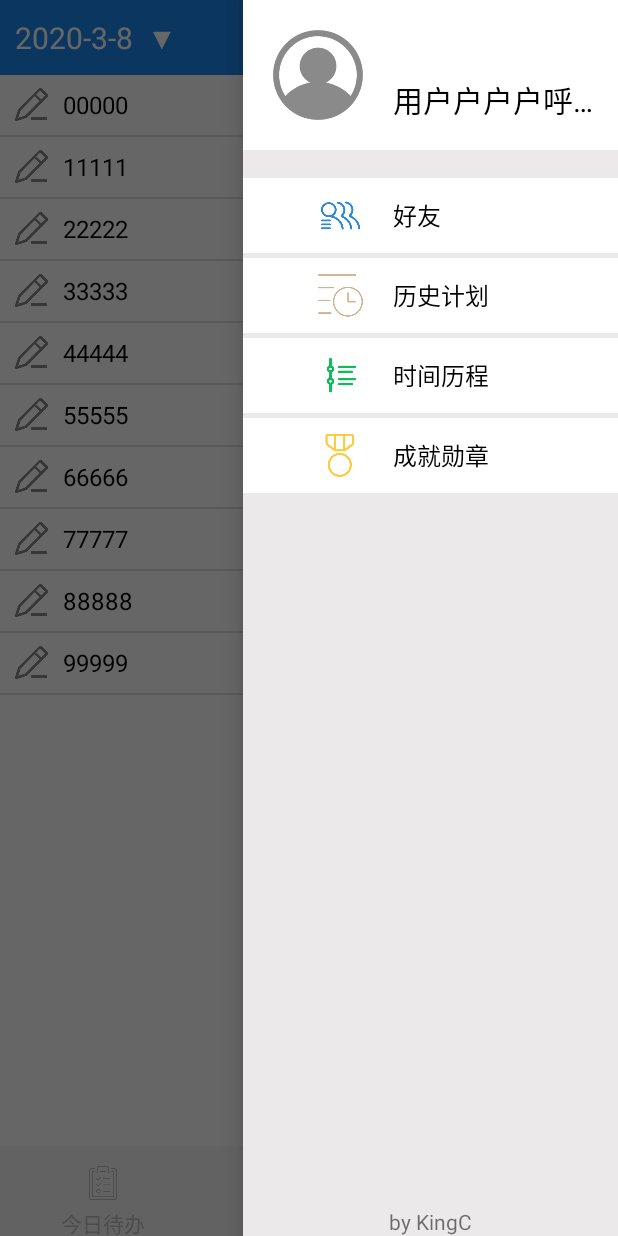
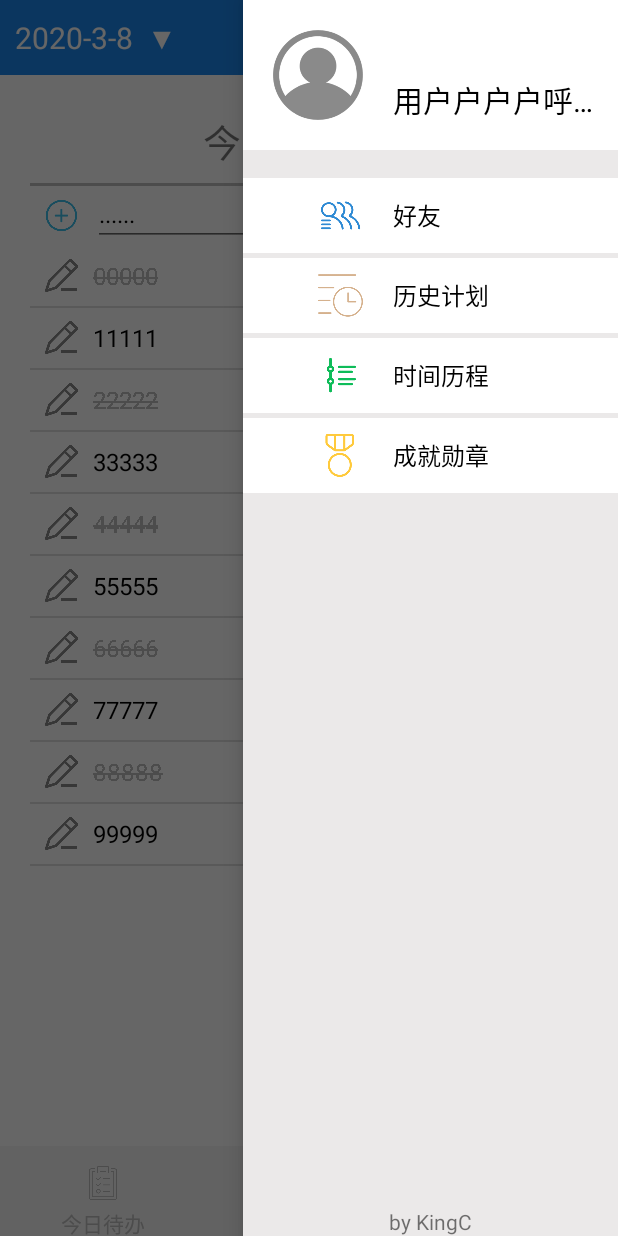
Before and after one commit to kinglc/GraduationProject, an Android app: the fragment TodoFragment placed in its activity, with the side drawer open, on a phone screen of 412 x 824 dp. Run offline under Robolectric (Android 15) with nearby library versions, the phone set to English and light mode, and no system bars.

Commit message:
todo完成

```diff
--- a/TimeBlock/app/src/main/java/com/king/block/ContentActivity.java
+++ b/TimeBlock/app/src/main/java/com/king/block/ContentActivity.java
@@ -124,6 +124,8 @@ public class ContentActivity extends AppCompatActivity implements View.OnClickLi
                         date.setText(year + "-" + month + "-" + dayOfMonth + "  ▼");
                     }
                 }, year, month, day).show();   //  弹出日历对话框时，默认显示 年，月，日
+                //未完成-通过日期获取数据
+//                getData();
             }
         });
 
--- a/TimeBlock/app/src/main/java/com/king/block/MainActivity.java
+++ b/TimeBlock/app/src/main/java/com/king/block/MainActivity.java
@@ -26,6 +26,7 @@ public class MainActivity extends AppCompatActivity {
             @Override
             public void onClick(View v) {
                 Intent it = new Intent(MainActivity.this, ContentActivity.class);
+                //未完成-登录
 //                it.putExtra("name","xiazdong");///////////////////////////////////////////////////////////////
 //                it.putExtra("age",20);
                 startActivity(it);
--- a/TimeBlock/app/src/main/java/com/king/block/content/TodoAdapter.java
+++ b/TimeBlock/app/src/main/java/com/king/block/content/TodoAdapter.java
@@ -26,6 +26,7 @@ public class TodoAdapter extends ArrayAdapter<Todo>{
     private int resourceId;
     public int now_index=-1;
     private int newResourceId;
+    private int lastEdit=-1;
     private ListView mListView;
 
 
@@ -34,80 +35,52 @@ public class TodoAdapter extends ArrayAdapter<Todo>{
         newResourceId = resourceId;
     }
 
-    Todo todo;
-    View view;
-    ViewHolder viewHolder;
+    private Todo todo;
+    private ViewHolder viewHolder;
 
     @Override
-    public View getView(final int position, View convertView, ViewGroup parent){
-        todo = (Todo) getItem(position);
-        if(convertView==null){
-            view = LayoutInflater.from(getContext()).inflate(newResourceId, parent, false);
+    public View getView(final int position, View convertView, ViewGroup parent) {
+        todo = (Todo)getItem(position);
+        viewHolder = null;
+        if(convertView == null){
+            convertView = LayoutInflater.from(getContext()).inflate(R.layout.item_todo, parent, false);
             viewHolder = new ViewHolder();
-            initHolder(view,viewHolder);
-//            viewHolder.todo_edit = (ImageView)view.findViewById(R.id.todo_edit);
-//            viewHolder.todo_title = (TextView) view.findViewById(R.id.todo_title);
-//            viewHolder.todo_checked = (CheckBox) view.findViewById(R.id.todo_checked);
-//            viewHolder.todo_input = (EditText) view.findViewById(R.id.todo_input);
-//            viewHolder.todo_update = (ImageView)view.findViewById(R.id.todo_update);
+            initHolder(convertView,viewHolder);
             viewHolder.todo_edit.setOnClickListener(new View.OnClickListener() {
                 @Override
                 public void onClick(View v) {
-                    turnInEdit(position);
+                    if(lastEdit>-1){
+                        turnOutEdit();
+                    }
+                    if(!viewHolder.todo_checked.isChecked()) {
+                        turnInEdit(position);
+                        lastEdit = position;
+                    }
                 }
             });
-//            viewHolder.todo_checked.setOnCheckedChangeListener(new CompoundButton.OnCheckedChangeListener() {
-//                @Override
-//                public void onCheckedChanged(CompoundButton buttonView, boolean isChecked) {
-//                    changeStyle();
-//                    if (buttonView.isChecked()) {
-//                        buttonView.setPaintFlags(viewHolder.todo_title.getPaintFlags() & (~Paint.STRIKE_THRU_TEXT_FLAG));
-//                        buttonView.setTextColor(Color.parseColor("#000000"));
-//                    } else {
-//                        buttonView.getPaint().setFlags(Paint.STRIKE_THRU_TEXT_FLAG);
-//                        buttonView.setTextColor(Color.parseColor("#bfbfbf"));
-//                    }
-//                    notifyDataSetChanged();
-//                }
-//            });
+            viewHolder.todo_save.setOnClickListener(new View.OnClickListener() {
+                @Override
+                public void onClick(View v) {
+                    turnOutEdit();
+                    //未完成-更新数据
+//                    updateTodo(position);
+                }
+            });
+            viewHolder.todo_checked.setOnClickListener(new View.OnClickListener(){
+                @Override
+                public void onClick(View v) {
+                    if(viewHolder.todo_checked.isChecked()){
+                        Toast.makeText(getContext(),"checked",Toast.LENGTH_SHORT).show();
+                    }else{
+
+                        Toast.makeText(getContext(),"not checked",Toast.LENGTH_SHORT).show();
+                    }
+                }
+            });
+            convertView.setTag(viewHolder);
         }else{
-            view = convertView;
-            viewHolder = (ViewHolder) view.getTag();
+            viewHolder = (ViewHolder) convertView.getTag();
         }
-//        if(now_index==position){
-//            Toast.makeText(getContext(),now_index+"",Toast.LENGTH_SHORT);
-
-//            }
-
-
-        viewHolder.todo_title.setText(todo.getTitle());
-        viewHolder.todo_checked.setChecked(todo.isChecked());
-        return view;
-    }
-    private void turnInEdit(int position){
-        View view = mListView.getChildAt(position - mListView.getFirstVisiblePosition());
-        ViewHolder holder = (ViewHolder) view.getTag();
-        initHolder(view,holder);
-        holder.todo_edit.setVisibility(View.INVISIBLE);
-        holder.todo_title.setVisibility(View.GONE);
-        holder.todo_checked.setVisibility(View.GONE);
-        holder.todo_input.setVisibility(View.VISIBLE);
-        holder.todo_update.setVisibility(View.VISIBLE);
-    }
-    private void turnOutEdit(){
-
-    }
-
-    private void initHolder(View v, ViewHolder vh){
-        vh.todo_edit = (ImageView)v.findViewById(R.id.todo_edit);
-        vh.todo_title = (TextView) v.findViewById(R.id.todo_title);
-        vh.todo_checked = (CheckBox) v.findViewById(R.id.todo_checked);
-        vh.todo_input = (EditText) v.findViewById(R.id.todo_input);
-        vh.todo_update = (ImageView)v.findViewById(R.id.todo_update);
-    }
-
-    private void changeStyle(){
-        Toast.makeText(getContext(),viewHolder.todo_title.toString(),Toast.LENGTH_SHORT).show();
         if(todo.isChecked()){
             viewHolder.todo_title.getPaint().setFlags(Paint.STRIKE_THRU_TEXT_FLAG);
             viewHolder.todo_title.setTextColor(Color.parseColor("#bfbfbf"));
@@ -115,16 +88,57 @@ public class TodoAdapter extends ArrayAdapter<Todo>{
             viewHolder.todo_title.setPaintFlags(viewHolder.todo_title.getPaintFlags() & (~Paint.STRIKE_THRU_TEXT_FLAG));
             viewHolder.todo_title.setTextColor(Color.parseColor("#000000"));
         }
+        viewHolder.todo_title.setText(todo.getTitle());
+        viewHolder.todo_checked.setChecked(todo.isChecked());
+        return convertView;
     }
 
-    public void update(int position, ListView lv) {
-        int firstVisiblePosition = lv.getFirstVisiblePosition();
-        //获取对应item的View对象
-        View view = lv.getChildAt(position - firstVisiblePosition);
+    private void turnInEdit(int position){
+        View view = mListView.getChildAt(position - mListView.getFirstVisiblePosition());
         ViewHolder holder = (ViewHolder) view.getTag();
-        holder.todo_title = (TextView) view.findViewById(R.id.todo_title);
-        holder.todo_checked = (CheckBox) view.findViewById(R.id.todo_checked);
+        initHolder(view,holder);
+        holder.todo_input.setText(holder.todo_title.getText());
+        holder.todo_edit.setVisibility(View.INVISIBLE);
+        holder.todo_title.setVisibility(View.GONE);
+        holder.todo_checked.setVisibility(View.GONE);
+        holder.todo_input.setVisibility(View.VISIBLE);
+        holder.todo_save.setVisibility(View.VISIBLE);
     }
+
+    public void turnOutEdit(){
+        View view = mListView.getChildAt(lastEdit - mListView.getFirstVisiblePosition());
+        ViewHolder holder = (ViewHolder) view.getTag();
+        initHolder(view,holder);
+        holder.todo_title.setText(holder.todo_input.getText());
+//        updateView(view,lastEdit,holder.todo_title.getText().toString(),holder.todo_checked.isChecked());
+//        todo.setTitle(holder.todo_title.getText().toString());
+        holder.todo_edit.setVisibility(View.VISIBLE);
+        holder.todo_title.setVisibility(View.VISIBLE);
+        holder.todo_checked.setVisibility(View.VISIBLE);
+        holder.todo_input.setVisibility(View.GONE);
+        holder.todo_save.setVisibility(View.GONE);
+        lastEdit=-1;
+    }
+
+
+    private void initHolder(View v, ViewHolder vh){
+        vh.todo_edit = (ImageView)v.findViewById(R.id.todo_edit);
+        vh.todo_title = (TextView) v.findViewById(R.id.todo_title);
+        vh.todo_checked = (CheckBox) v.findViewById(R.id.todo_checked);
+        vh.todo_input = (EditText) v.findViewById(R.id.todo_input);
+        vh.todo_save = (ImageView)v.findViewById(R.id.todo_save);
+    }
+
+//    public void updateView(View view, int itemIndex,String title,boolean checked) {
+//        if (view == null) {
+//            return;
+//        }
+//        //从view中取得holder
+//        ViewHolder holder = (ViewHolder) view.getTag();
+//        initHolder(view,holder);
+//        holder.todo_title.setText(title);
+//        holder.todo_checked.setChecked(checked);
+//    }
 
     public ListView getListView() {
         return mListView;
@@ -139,6 +153,6 @@ public class TodoAdapter extends ArrayAdapter<Todo>{
         TextView todo_title;
         CheckBox todo_checked;
         EditText todo_input;
-        ImageView todo_update;
+        ImageView todo_save;
     }
 }
--- a/TimeBlock/app/src/main/java/com/king/block/content/TodoFragment.java
+++ b/TimeBlock/app/src/main/java/com/king/block/content/TodoFragment.java
@@ -12,7 +12,9 @@ import android.view.View;
 import android.view.ViewGroup;
 import android.widget.AdapterView;
 import android.widget.Button;
+import android.widget.ImageView;
 import android.widget.ListView;
+import android.widget.TextView;
 import android.widget.Toast;
 
 import androidx.annotation.Nullable;
@@ -34,13 +36,14 @@ public class TodoFragment extends Fragment {
 
         initData();
         initLv();
-
+        initEvent();
 
 
         return view;
     }
 
     private void initData(){
+        //未完成 获取数据
         for(int i=0;i<10;i++) {
             Todo todo = new Todo(i,i+""+i+i+i+i, i%2==0);
             todo_list.add(todo);
@@ -52,18 +55,6 @@ public class TodoFragment extends Fragment {
         todo_lv =(ListView) view.findViewById(R.id.todo_lv);
         todo_lv.setAdapter(todoAdapter);
         todoAdapter.setListView(todo_lv);
-//        todo_lv.setOnItemSelectedListener(new AdapterView.OnItemSelectedListener() {
-//            @Override
-//            public void onItemSelected(AdapterView<?> parent, View view, int position, long id) {
-//                Toast.makeText(getContext(),position+"",Toast.LENGTH_SHORT).show();
-//            }
-//
-//            @Override
-//            public void onNothingSelected(AdapterView<?> parent) {
-//                Toast.makeText(getContext(),"nothing",Toast.LENGTH_SHORT).show();
-//
-//            }
-//        });
         todo_lv.setOnItemClickListener(new AdapterView.OnItemClickListener() {
             @Override
             public void onItemClick(AdapterView<?> parent, View view, final int position, long id) {
@@ -75,8 +66,11 @@ public class TodoFragment extends Fragment {
                             public void onClick(DialogInterface dialog, int which) {
                                 int del_id = todo_list.get(position).getId();
                                 todo_list.remove(position);
+//                                todoAdapter.setListView(todo_lv);
+                                todoAdapter.turnOutEdit();
                                 todoAdapter = new TodoAdapter(getActivity(), R.layout.item_todo, todo_list);
                                 todo_lv.setAdapter(todoAdapter);
+//                               未完成-删除数据库
 //                                int delete = DataSupport.deleteAll(Ddl.class, "task = ? and content = ?", del1, del2);
                             }
                         })
@@ -92,6 +86,38 @@ public class TodoFragment extends Fragment {
             }
         });
     }
+
+
+    private void initEvent(){
+        ImageView repeat = (ImageView)view.findViewById(R.id.todo_repeat);
+        ImageView share = (ImageView)view.findViewById(R.id.todo_share);
+        ImageView insert = (ImageView)view.findViewById(R.id.todo_insert);
+
+
+        repeat.setOnClickListener(new View.OnClickListener() {
+            @Override
+            public void onClick(View v) {
+
+//  未完成-重复当日
+            }
+        });
+
+        share.setOnClickListener(new View.OnClickListener() {
+            @Override
+            public void onClick(View v) {
+
+//  未完成-图片形式分享
+            }
+        });
+
+        insert.setOnClickListener(new View.OnClickListener() {
+            @Override
+            public void onClick(View v) {
+                TextView title = (TextView)view.findViewById(R.id.todo_addinput);
+//  未完成-提交数据
+            }
+        });
+    }
     public void Load() {
         //title.setText("当前时间：\n" + new SimpleDateFormat("yyyy-MM-dd HH:mm:ss").format(new Date()));
 
--- a/TimeBlock/app/src/main/res/layout/fragment_todo.xml
+++ b/TimeBlock/app/src/main/res/layout/fragment_todo.xml
@@ -5,10 +5,75 @@
     android:layout_height="match_parent"
     tools:context=".content.TodoFragment">
 
-    <!-- TODO: Update blank fragment layout -->
-    <ListView
+    <LinearLayout
         android:layout_width="match_parent"
         android:layout_height="match_parent"
-        android:id="@+id/todo_lv"/>
-
+        android:layout_margin="20dp"
+        android:orientation="vertical"
+        android:background="#ffffff">
+    <!-- TODO: Update blank fragment layout -->
+        <LinearLayout
+            android:layout_width="match_parent"
+            android:layout_height="50dp"
+            android:layout_marginBottom="2dp">
+            <TextView
+                android:layout_width="0dp"
+                android:layout_height="50dp"
+                android:layout_weight="1"
+                android:text="今日待办"
+                android:gravity="center"
+                android:paddingBottom="2dp"
+                android:textSize="25dp"/>
+            <ImageView
+                android:layout_width="20dp"
+                android:layout_height="20dp"
+                android:layout_gravity="bottom"
+                android:id="@+id/todo_repeat"
+                android:src="@drawable/todo_share"/>
+            <ImageView
+                android:layout_width="20dp"
+                android:layout_height="20dp"
+                android:layout_gravity="bottom"
+                android:id="@+id/todo_share"
+                android:src="@drawable/todo_repeat"/>
+        </LinearLayout>
+        <LinearLayout
+            android:layout_width="match_parent"
+            android:layout_height="2dp"
+            android:background="#BFBFBF"/>
+        <LinearLayout
+            android:layout_width="match_parent"
+            android:layout_height="40dp"
+            android:orientation="horizontal">
+            <ImageView
+                android:layout_width="22dp"
+                android:layout_height="22dp"
+                android:layout_marginLeft="10dp"
+                android:layout_gravity="center"
+                android:src="@drawable/todo_add"/>
+            <EditText
+                android:layout_width="0dp"
+                android:layout_height="wrap_content"
+                android:layout_weight="1"
+                android:layout_gravity="center"
+                android:id="@+id/todo_addinput"
+                android:text="......"
+                android:textSize="16dp"
+                android:textColor="#000000"
+                android:layout_marginLeft="10dp" />
+            <ImageView
+                android:layout_width="22dp"
+                android:layout_height="22dp"
+                android:layout_gravity="center"
+                android:focusable="false"
+                android:checked="true"
+                android:id="@+id/todo_insert"
+                android:src="@drawable/save"
+                android:layout_marginRight="20dp"/>
+        </LinearLayout>
+        <ListView
+            android:layout_width="match_parent"
+            android:layout_height="match_parent"
+            android:id="@+id/todo_lv"/>
+    </LinearLayout>
 </FrameLayout>
--- a/TimeBlock/app/src/main/res/layout/item_todo.xml
+++ b/TimeBlock/app/src/main/res/layout/item_todo.xml
@@ -44,18 +44,19 @@
             android:visibility="gone"
             android:layout_gravity="center"
             android:id="@+id/todo_input"
-            android:text="添加内容"
+            android:text="......"
             android:textSize="16dp"
             android:textColor="#000000"
             android:layout_marginLeft="10dp"
             />
         <ImageView
-            android:layout_width="30dp"
-            android:layout_height="30dp"
+            android:layout_width="22dp"
+            android:layout_height="22dp"
             android:layout_gravity="center"
             android:visibility="gone"
             android:focusable="false"
             android:checked="true"
-            android:id="@+id/todo_update"
+            android:id="@+id/todo_save"
+            android:src="@drawable/save"
             android:layout_marginRight="20dp"/>
 </LinearLayout>
```
Also changed, not shown: TimeBlock/app/src/main/res/drawable/save.png (added), TimeBlock/app/src/main/res/drawable/todo_add.png (added), TimeBlock/app/src/main/res/drawable/todo_repeat.png (added), TimeBlock/app/src/main/res/drawable/todo_share.png (added).
